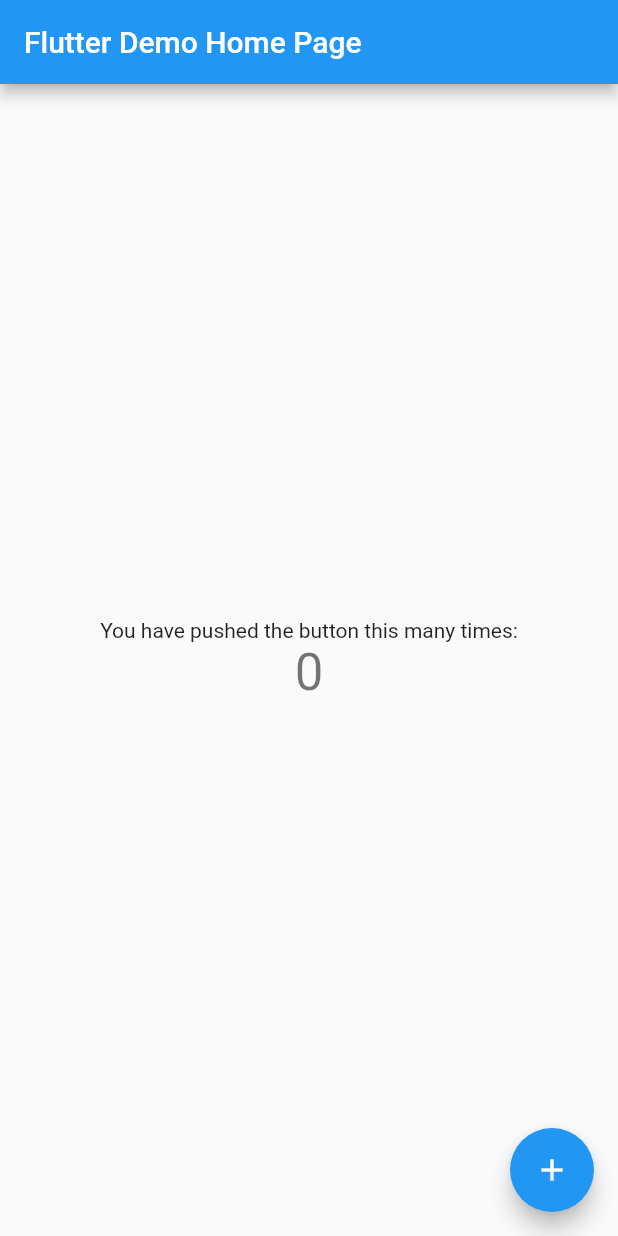
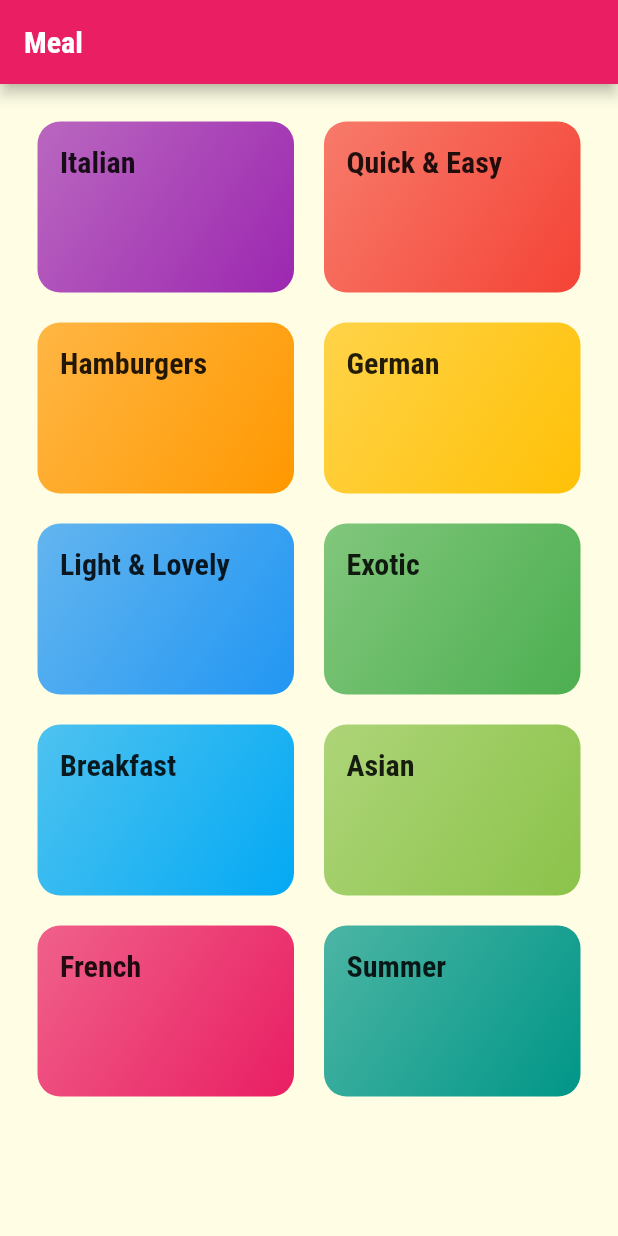
Before and after one commit to FitriantoDwiCahyo/meal-app, a Flutter app: the screen it shows after launch, on a phone screen of 412 x 824 dp. Run offline on Flutter 3.47's test engine with Material 2 defaults, Android fonts, the phone set to English and light mode, and no system bars.

Commit message:
add new file and modify main.dart

```diff
--- /dev/null
+++ b/lib/categories_screen.dart
@@ -0,0 +1,35 @@
+import 'package:flutter/material.dart';
+
+import './dummy_data.dart';
+import './category_item.dart';
+
+class CategoriesScreen extends StatelessWidget {
+  const CategoriesScreen({Key? key}) : super(key: key);
+
+  @override
+  Widget build(BuildContext context) {
+    return Scaffold(
+      appBar: AppBar(
+        title: const Text('Meal'),
+      ),
+      body: GridView(
+        padding: const EdgeInsets.all(25),
+        children: DUMMY_CATEGORIES
+            .map(
+              (catData) => CategoryItem(
+                id: catData.id,
+                title: catData.title,
+                color: catData.color,
+              ),
+            )
+            .toList(),
+        gridDelegate: const SliverGridDelegateWithMaxCrossAxisExtent(
+          maxCrossAxisExtent: 200,
+          childAspectRatio: 3 / 2,
+          crossAxisSpacing: 20,
+          mainAxisSpacing: 20,
+        ),
+      ),
+    );
+  }
+}
--- /dev/null
+++ b/lib/category_item.dart
@@ -0,0 +1,50 @@
+import 'package:flutter/material.dart';
+
+import './category_meals_screen.dart';
+
+class CategoryItem extends StatelessWidget {
+  final String id;
+  final String title;
+  final Color color;
+
+  const CategoryItem(
+      {Key? key, required this.id, required this.title, required this.color})
+      : super(key: key);
+
+  void selectedCategory(BuildContext ctx) {
+    Navigator.of(ctx).pushNamed(
+      '/category-meals-screen',
+      arguments: {
+        'id': id,
+        'title': title,
+      },
+    );
+  }
+
+  @override
+  Widget build(BuildContext context) {
+    return InkWell(
+      onTap: () => selectedCategory(context),
+      splashColor: Theme.of(context).primaryColor,
+      borderRadius: BorderRadius.circular(15),
+      child: Container(
+        padding: const EdgeInsets.all(15),
+        child: Text(
+          title,
+          style: Theme.of(context).textTheme.headline6,
+        ),
+        decoration: BoxDecoration(
+          gradient: LinearGradient(
+            colors: [
+              color.withOpacity(0.7),
+              color,
+            ],
+            begin: Alignment.topLeft,
+            end: Alignment.bottomRight,
+          ),
+          borderRadius: BorderRadius.circular(15),
+        ),
+      ),
+    );
+  }
+}
--- /dev/null
+++ b/lib/category_meals_screen.dart
@@ -0,0 +1,25 @@
+import 'package:flutter/material.dart';
+
+class CategoryMealsScreen extends StatelessWidget {
+  // final String categoryId;
+  // final String categoryTitle;
+
+  const CategoryMealsScreen({Key? key}) : super(key: key);
+
+  @override
+  Widget build(BuildContext context) {
+    final routeArgs =
+        ModalRoute.of(context)?.settings.arguments as Map<String, String>;
+    final categoryTitle = routeArgs['title'];
+    final categoryId = routeArgs['id'];
+
+    return Scaffold(
+      appBar: AppBar(
+        title: Text(categoryTitle!),
+      ),
+      body: Center(
+        child: Text('The recipes for the category'),
+      ),
+    );
+  }
+}
--- /dev/null
+++ b/lib/dummy_data.dart
@@ -0,0 +1,56 @@
+import 'package:flutter/material.dart';
+
+import './models/category.dart';
+
+const DUMMY_CATEGORIES = const [
+  Category(
+    id: 'c1',
+    title: 'Italian',
+    color: Colors.purple,
+  ),
+  Category(
+    id: 'c2',
+    title: 'Quick & Easy',
+    color: Colors.red,
+  ),
+  Category(
+    id: 'c3',
+    title: 'Hamburgers',
+    color: Colors.orange,
+  ),
+  Category(
+    id: 'c4',
+    title: 'German',
+    color: Colors.amber,
+  ),
+  Category(
+    id: 'c5',
+    title: 'Light & Lovely',
+    color: Colors.blue,
+  ),
+  Category(
+    id: 'c6',
+    title: 'Exotic',
+    color: Colors.green,
+  ),
+  Category(
+    id: 'c7',
+    title: 'Breakfast',
+    color: Colors.lightBlue,
+  ),
+  Category(
+    id: 'c8',
+    title: 'Asian',
+    color: Colors.lightGreen,
+  ),
+  Category(
+    id: 'c9',
+    title: 'French',
+    color: Colors.pink,
+  ),
+  Category(
+    id: 'c10',
+    title: 'Summer',
+    color: Colors.teal,
+  ),
+];
--- a/lib/main.dart
+++ b/lib/main.dart
@@ -1,4 +1,7 @@
 import 'package:flutter/material.dart';
+
+import './categories_screen.dart';
+import './category_meals_screen.dart';
 
 void main() {
   runApp(const MyApp());
@@ -22,94 +25,28 @@ class MyApp extends StatelessWidget {
         // or simply save your changes to "hot reload" in a Flutter IDE).
         // Notice that the counter didn't reset back to zero; the application
         // is not restarted.
-        primarySwatch: Colors.blue,
+        primarySwatch: Colors.pink,
+        accentColor: Colors.amber,
+        canvasColor: const Color.fromRGBO(255, 254, 229, 1),
+        fontFamily: 'Raleway',
+        textTheme: ThemeData.light().textTheme.copyWith(
+              bodyText1: const TextStyle(
+                color: Color.fromRGBO(20, 51, 51, 1),
+              ),
+              bodyText2: const TextStyle(
+                color: Color.fromRGBO(20, 51, 51, 1),
+              ),
+              headline6: const TextStyle(
+                fontSize: 20,
+                fontFamily: 'RobotoCondensed',
+                fontWeight: FontWeight.bold,
+              ),
+            ),
       ),
-      home: const MyHomePage(title: 'Flutter Demo Home Page'),
+      home: const CategoriesScreen(),
+      routes: {
+        '/category-meals-screen': (ctx) => const CategoryMealsScreen(),
+      },
     );
   }
 }
-
-class MyHomePage extends StatefulWidget {
-  const MyHomePage({Key? key, required this.title}) : super(key: key);
-
-  // This widget is the home page of your application. It is stateful, meaning
-  // that it has a State object (defined below) that contains fields that affect
-  // how it looks.
-
-  // This class is the configuration for the state. It holds the values (in this
-  // case the title) provided by the parent (in this case the App widget) and
-  // used by the build method of the State. Fields in a Widget subclass are
-  // always marked "final".
-
-  final String title;
-
-  @override
-  State<MyHomePage> createState() => _MyHomePageState();
-}
-
-class _MyHomePageState extends State<MyHomePage> {
-  int _counter = 0;
-
-  void _incrementCounter() {
-    setState(() {
-      // This call to setState tells the Flutter framework that something has
-      // changed in this State, which causes it to rerun the build method below
-      // so that the display can reflect the updated values. If we changed
-      // _counter without calling setState(), then the build method would not be
-      // called again, and so nothing would appear to happen.
-      _counter++;
-    });
-  }
-
-  @override
-  Widget build(BuildContext context) {
-    // This method is rerun every time setState is called, for instance as done
-    // by the _incrementCounter method above.
-    //
-    // The Flutter framework has been optimized to make rerunning build methods
-    // fast, so that you can just rebuild anything that needs updating rather
-    // than having to individually change instances of widgets.
-    return Scaffold(
-      appBar: AppBar(
-        // Here we take the value from the MyHomePage object that was created by
-        // the App.build method, and use it to set our appbar title.
-        title: Text(widget.title),
-      ),
-      body: Center(
-        // Center is a layout widget. It takes a single child and positions it
-        // in the middle of the parent.
-        child: Column(
-          // Column is also a layout widget. It takes a list of children and
-          // arranges them vertically. By default, it sizes itself to fit its
-          // children horizontally, and tries to be as tall as its parent.
-          //
-          // Invoke "debug painting" (press "p" in the console, choose the
-          // "Toggle Debug Paint" action from the Flutter Inspector in Android
-          // Studio, or the "Toggle Debug Paint" command in Visual Studio Code)
-          // to see the wireframe for each widget.
-          //
-          // Column has various properties to control how it sizes itself and
-          // how it positions its children. Here we use mainAxisAlignment to
-          // center the children vertically; the main axis here is the vertical
-          // axis because Columns are vertical (the cross axis would be
-          // horizontal).
-          mainAxisAlignment: MainAxisAlignment.center,
-          children: <Widget>[
-            const Text(
-              'You have pushed the button this many times:',
-            ),
-            Text(
-              '$_counter',
-              style: Theme.of(context).textTheme.headline4,
-            ),
-          ],
-        ),
-      ),
-      floatingActionButton: FloatingActionButton(
-        onPressed: _incrementCounter,
-        tooltip: 'Increment',
-        child: const Icon(Icons.add),
-      ), // This trailing comma makes auto-formatting nicer for build methods.
-    );
-  }
-}
--- /dev/null
+++ b/lib/models/category.dart
@@ -0,0 +1,9 @@
+import 'package:flutter/material.dart';
+
+class Category {
+  final String id;
+  final String title;
+  final Color color;
+
+  const Category({required this.id, required this.title,  required this.color});
+}
```
Also changed, not shown: pubspec.yaml (+17 -6 lines), assets/fonts/Raleway-Black.ttf (added), assets/fonts/Raleway-Bold.ttf (added), assets/fonts/Raleway-Regular.ttf (added), assets/fonts/RobotoCondensed-Bold.ttf (added), assets/fonts/RobotoCondensed-Italic.ttf (added), assets/fonts/RobotoCondensed-Light.ttf (added), assets/fonts/RobotoCondensed-Regular.ttf (added).
